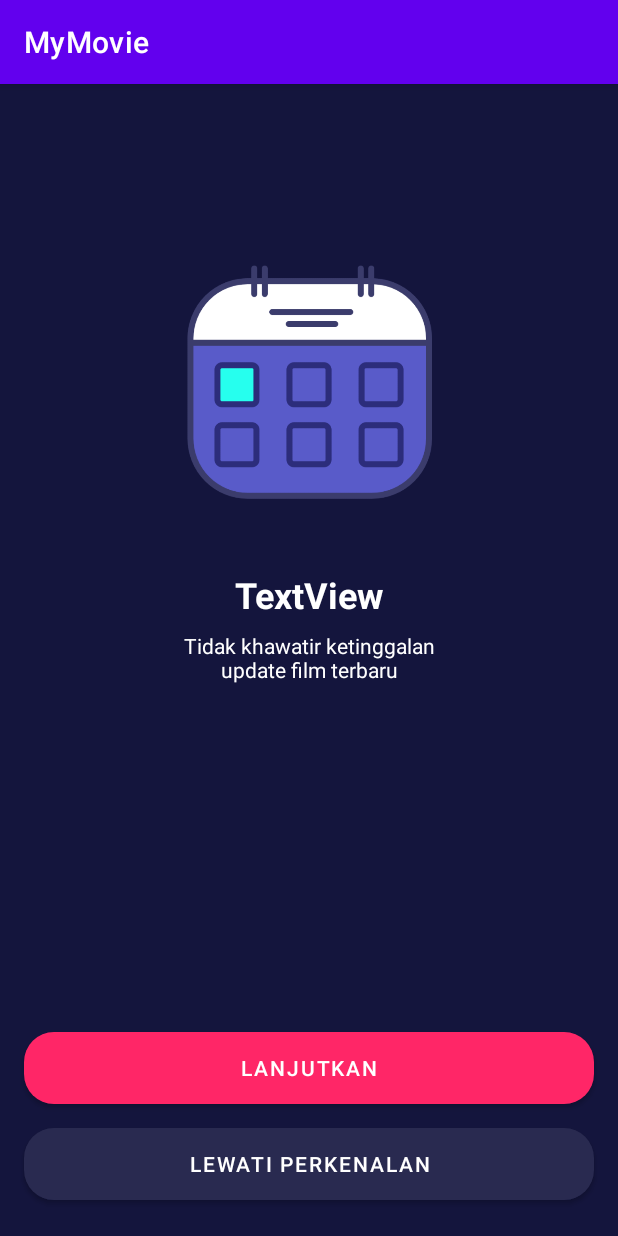
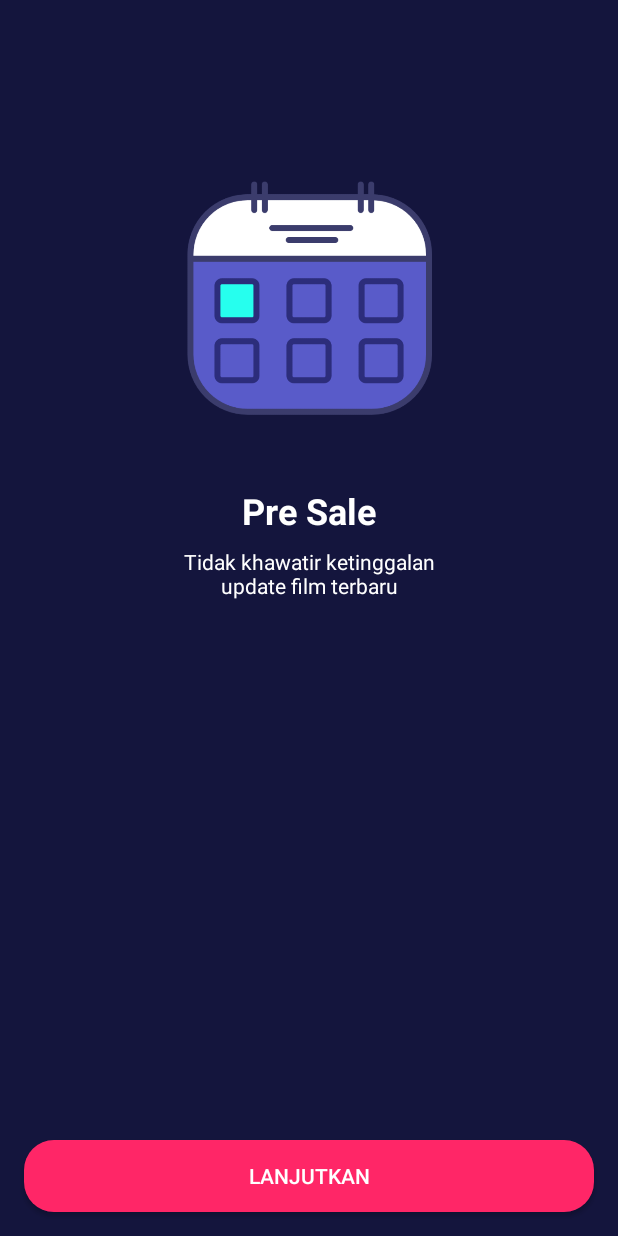
Before and after one commit to 007AxelBerkati/MyMovie, an Android app: the OnboardingTwoActivity screen opened directly, with no data from a screen before it, on a phone screen of 412 x 824 dp. Run offline under Robolectric (Android 15) with nearby library versions, the phone set to English and light mode, and no system bars.

```diff
--- a/app/src/main/java/com/crowcel/myapplication/onboarding/OnboardingTwoActivity.kt
+++ b/app/src/main/java/com/crowcel/myapplication/onboarding/OnboardingTwoActivity.kt
@@ -1,12 +1,26 @@
 package com.crowcel.myapplication.onboarding
 
+import android.content.Intent
 import androidx.appcompat.app.AppCompatActivity
 import android.os.Bundle
+import android.widget.Button
 import com.crowcel.myapplication.R
 
 class OnboardingTwoActivity : AppCompatActivity() {
     override fun onCreate(savedInstanceState: Bundle?) {
         super.onCreate(savedInstanceState)
         setContentView(R.layout.activity_onboarding_two)
+
+        val btnHome = findViewById<Button>(R.id.btn_home)
+
+
+        btnHome.setOnClickListener({
+            startActivity(Intent(this@OnboardingTwoActivity, OnboardingThreeActivity::class.java))
+            finish()
+        })
+
+
+
+
     }
 }
--- a/app/src/main/res/layout/activity_onboarding_three.xml
+++ b/app/src/main/res/layout/activity_onboarding_three.xml
@@ -8,7 +8,7 @@
     tools:context=".onboarding.OnboardingOneActivity">
 
     <Button
-        android:id="@+id/button"
+        android:id="@+id/btn_home"
         android:layout_width="0dp"
         android:layout_height="wrap_content"
         android:layout_marginStart="16dp"
@@ -42,7 +42,7 @@
         android:layout_marginStart="16dp"
         android:layout_marginTop="24dp"
         android:layout_marginEnd="16dp"
-        android:text="TextView"
+        android:text="@string/cashless"
         android:textColor="@color/colorWhite"
         android:textSize="24sp"
         android:textStyle="bold"
--- a/app/src/main/res/layout/activity_onboarding_two.xml
+++ b/app/src/main/res/layout/activity_onboarding_two.xml
@@ -8,24 +8,7 @@
     tools:context=".onboarding.OnboardingOneActivity">
 
     <Button
-        android:id="@+id/button"
-        android:layout_width="0dp"
-        android:layout_height="wrap_content"
-        android:layout_marginStart="16dp"
-        android:layout_marginEnd="16dp"
-        android:layout_marginBottom="24dp"
-        android:background="@drawable/shape_rectangle_blue_grey"
-        android:text="@string/lewati_perkenalan"
-        android:textColor="@color/colorWhite"
-        app:layout_constraintBottom_toBottomOf="parent"
-        app:layout_constraintEnd_toEndOf="parent"
-        app:layout_constraintHorizontal_bias="0.0"
-        app:backgroundTint="@color/colorBlueGrey"
-
-        app:layout_constraintStart_toStartOf="parent" />
-
-    <Button
-        android:id="@+id/button3"
+        android:id="@+id/btn_home"
         android:layout_width="0dp"
         android:layout_height="wrap_content"
         android:layout_marginStart="16dp"
@@ -34,9 +17,10 @@
         android:background="@drawable/shape_rectangle_pink"
         android:backgroundTint="@color/colorPink"
         android:text="@string/lanjutkan"
-        app:layout_constraintBottom_toTopOf="@+id/button"
+        android:textColor="@color/colorWhite"
+        app:backgroundTint="@color/colorPink"
+        app:layout_constraintBottom_toBottomOf="parent"
         app:layout_constraintEnd_toEndOf="parent"
-        app:backgroundTint="@color/colorPink"
         app:layout_constraintStart_toStartOf="parent" />
 
     <ImageView
@@ -58,7 +42,7 @@
         android:layout_marginStart="16dp"
         android:layout_marginTop="24dp"
         android:layout_marginEnd="16dp"
-        android:text="TextView"
+        android:text="@string/pre_sale"
         android:textColor="@color/colorWhite"
         android:textSize="24sp"
         android:textStyle="bold"
--- a/app/src/main/res/values-night/themes.xml
+++ b/app/src/main/res/values-night/themes.xml
@@ -1,6 +1,6 @@
 <resources xmlns:tools="http://schemas.android.com/tools">
     <!-- Base application theme. -->
-    <style name="Theme.MyMovie" parent="Theme.MaterialComponents.DayNight.DarkActionBar">
+    <style name="Theme.MyMovie" parent="Theme.MaterialComponents.Light.NoActionBar">
         <!-- Primary brand color. -->
         <item name="colorPrimary">@color/purple_200</item>
         <item name="colorPrimaryVariant">@color/purple_700</item>
--- a/app/src/main/res/values/themes.xml
+++ b/app/src/main/res/values/themes.xml
@@ -1,6 +1,6 @@
 <resources xmlns:tools="http://schemas.android.com/tools">
     <!-- Base application theme. -->
-    <style name="Theme.MyMovie" parent="Theme.MaterialComponents.DayNight.DarkActionBar">
+    <style name="Theme.MyMovie" parent="Theme.AppCompat.Light.NoActionBar">
         <!-- Primary brand color. -->
         <item name="colorPrimary">@color/purple_500</item>
         <item name="colorPrimaryVariant">@color/purple_700</item>
@@ -13,4 +13,6 @@
         <item name="android:statusBarColor">?attr/colorPrimaryVariant</item>
         <!-- Customize your theme here. -->
     </style>
+
+
 </resources>
--- a/build.gradle
+++ b/build.gradle
@@ -1,4 +1,8 @@
-// Top-level build file where you can add configuration options common to all sub-projects/modules.
+buildscript {
+    dependencies {
+        classpath 'com.google.gms:google-services:4.3.15'
+    }
+}// Top-level build file where you can add configuration options common to all sub-projects/modules.
 plugins {
     id 'com.android.application' version '7.3.0' apply false
     id 'com.android.library' version '7.3.0' apply false
```
Also changed, not shown: app/build.gradle (+10 -8 lines), app/src/main/java/com/crowcel/myapplication/SplashScreenActivity.kt (+11 -0 lines), app/src/main/java/com/crowcel/myapplication/onboarding/OnboardingOneActivity.kt (+24 -1 lines), app/src/main/java/com/crowcel/myapplication/onboarding/OnboardingThreeActivity.kt (+15 -0 lines), app/src/main/res/layout/activity_onboarding_one.xml (+6 -6 lines), app/src/main/res/layout/activity_sign_in.xml (+8 -5 lines).
